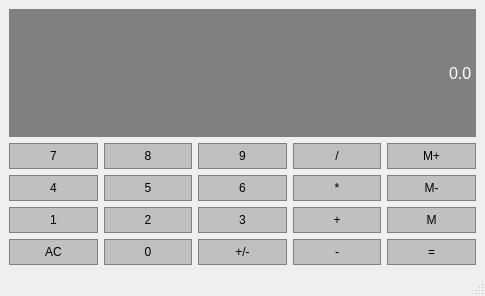
This is Calculator/Calculator.ui in hilfazer/CppProjects as Qt 5 draws it before an edit. The edited form follows.
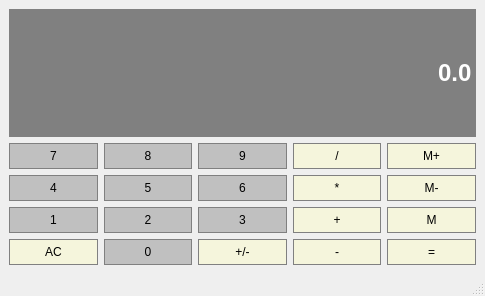
This is the edited form.

Commit message: changed button colors

The edit to the form file:
```diff
--- a/Calculator/Calculator.ui
+++ b/Calculator/Calculator.ui
@@ -25,7 +25,7 @@
       </property>
       <property name="styleSheet">
        <string notr="true">QPushButton{
-	background-color: #C0C0C0;
+	background-color: #F5F5DC;
 	border: 1px solid gray;
 	padding: 5px;
 }
@@ -165,7 +165,7 @@
       </property>
       <property name="styleSheet">
        <string notr="true">QPushButton{
-	background-color: #C0C0C0;
+	background-color: #F5F5DC;
 	border: 1px solid gray;
 	padding: 5px;
 }
@@ -193,7 +193,7 @@
       </property>
       <property name="styleSheet">
        <string notr="true">QPushButton{
-	background-color: #C0C0C0;
+	background-color: #F5F5DC;
 	border: 1px solid gray;
 	padding: 5px;
 }
@@ -249,7 +249,7 @@
       </property>
       <property name="styleSheet">
        <string notr="true">QPushButton{
-	background-color: #C0C0C0;
+	background-color: #F5F5DC;
 	border: 1px solid gray;
 	padding: 5px;
 }
@@ -305,7 +305,7 @@
       </property>
       <property name="styleSheet">
        <string notr="true">QPushButton{
-	background-color: #C0C0C0;
+	background-color: #F5F5DC;
 	border: 1px solid gray;
 	padding: 5px;
 }
@@ -333,7 +333,7 @@
       </property>
       <property name="styleSheet">
        <string notr="true">QPushButton{
-	background-color: #C0C0C0;
+	background-color: #F5F5DC;
 	border: 1px solid gray;
 	padding: 5px;
 }
@@ -362,10 +362,10 @@
       <property name="font">
        <font>
         <family>Arial</family>
-        <pointsize>12</pointsize>
-        <weight>50</weight>
+        <pointsize>18</pointsize>
+        <weight>75</weight>
         <italic>false</italic>
-        <bold>false</bold>
+        <bold>true</bold>
        </font>
       </property>
       <property name="styleSheet">
@@ -451,7 +451,7 @@
       </property>
       <property name="styleSheet">
        <string notr="true">QPushButton{
-	background-color: #C0C0C0;
+	background-color: #F5F5DC;
 	border: 1px solid gray;
 	padding: 5px;
 }
@@ -507,7 +507,7 @@
       </property>
       <property name="styleSheet">
        <string notr="true">QPushButton{
-	background-color: #C0C0C0;
+	background-color: #F5F5DC;
 	border: 1px solid gray;
 	padding: 5px;
 }
@@ -563,7 +563,7 @@
       </property>
       <property name="styleSheet">
        <string notr="true">QPushButton{
-	background-color: #C0C0C0;
+	background-color: #F5F5DC;
 	border: 1px solid gray;
 	padding: 5px;
 }
@@ -591,7 +591,7 @@
       </property>
       <property name="styleSheet">
        <string notr="true">QPushButton{
-	background-color: #C0C0C0;
+	background-color: #F5F5DC;
 	border: 1px solid gray;
 	padding: 5px;
 }
```
